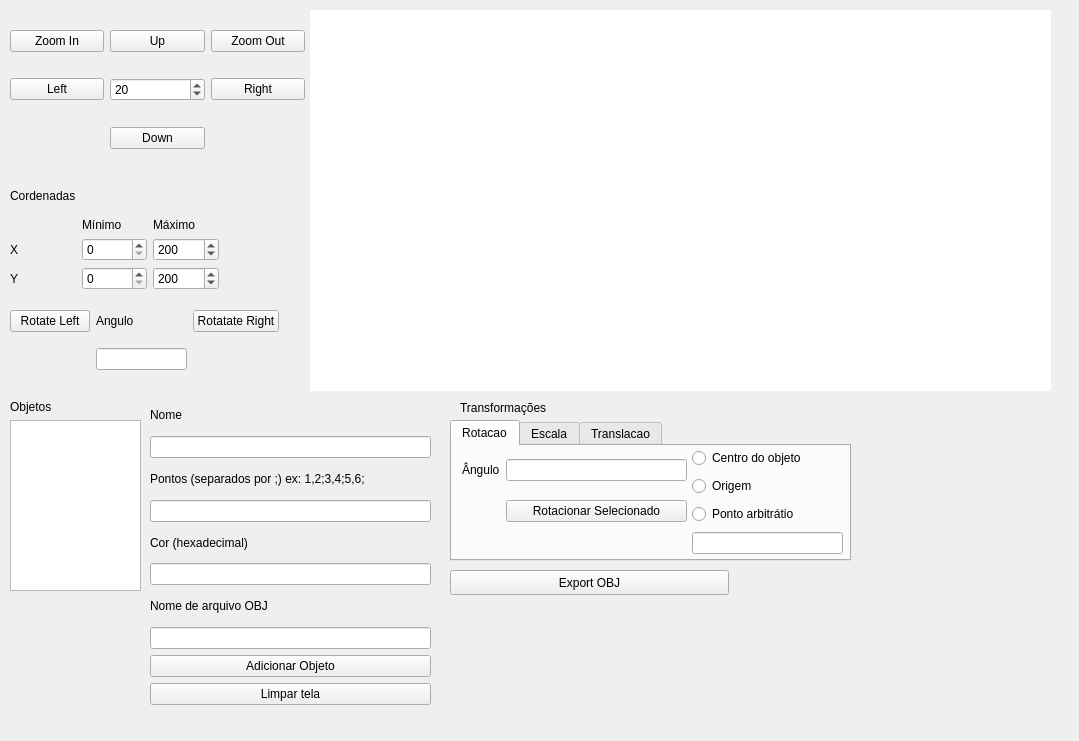
Qt form src/template.ui (Baldessar/INE5420) before a commit.
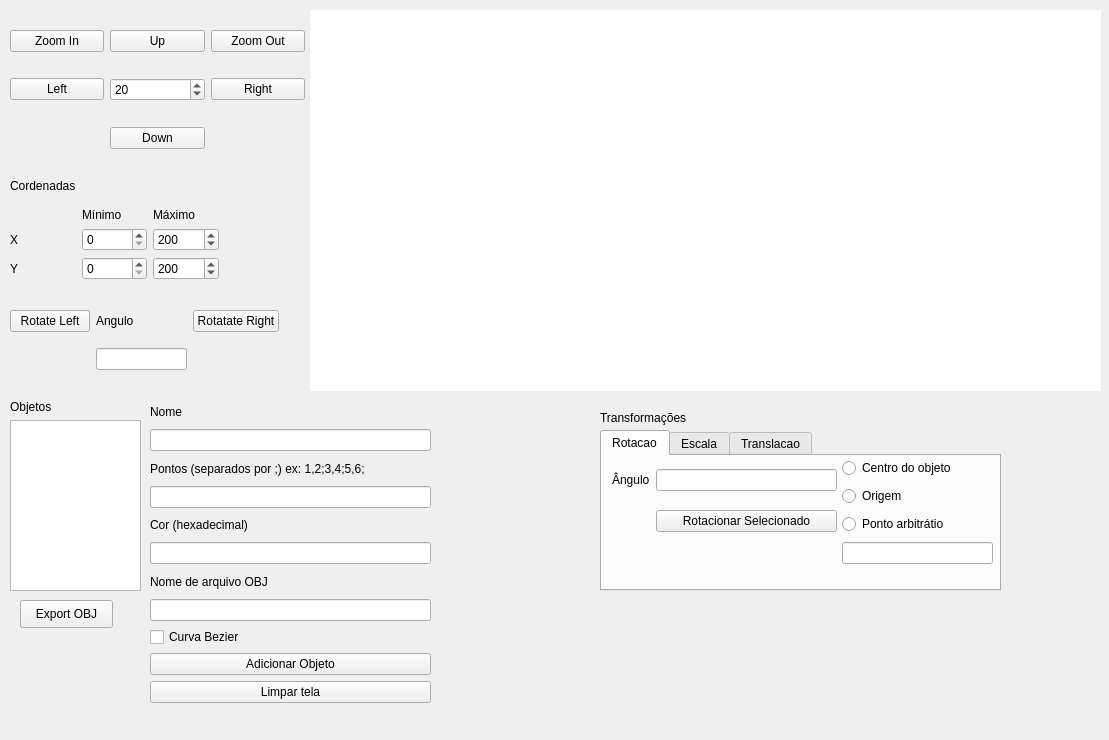
The same form after that commit. The open tabs and pages were chosen to show the change.

Commit message: Add curves to the drawing

What changed in the file:
```diff
--- a/src/template.ui
+++ b/src/template.ui
@@ -6,8 +6,8 @@
    <rect>
     <x>0</x>
     <y>0</y>
-    <width>1079</width>
-    <height>741</height>
+    <width>1109</width>
+    <height>740</height>
    </rect>
   </property>
   <property name="windowTitle">
@@ -82,7 +82,7 @@
     <rect>
      <x>310</x>
      <y>10</y>
-     <width>741</width>
+     <width>791</width>
      <height>381</height>
     </rect>
    </property>
@@ -536,7 +536,7 @@
    <property name="geometry">
     <rect>
      <x>10</x>
-     <y>180</y>
+     <y>170</y>
      <width>209</width>
      <height>110</height>
     </rect>
@@ -648,7 +648,7 @@
      <x>150</x>
      <y>400</y>
      <width>281</width>
-     <height>305</height>
+     <height>303</height>
     </rect>
    </property>
    <layout class="QVBoxLayout" name="verticalLayout_3">
@@ -692,6 +692,13 @@
     <item>
      <widget class="QLineEdit" name="shapeOBJInput"/>
     </item>
+    <item>
+     <widget class="QCheckBox" name="checkBoxBezier">
+      <property name="text">
+       <string>Curva Bezier</string>
+      </property>
+     </widget>
+    </item>
     <item>
      <widget class="QPushButton" name="buttonAddShape">
       <property name="text">
@@ -711,10 +718,10 @@
   <widget class="QTabWidget" name="tabWidget">
    <property name="geometry">
     <rect>
-     <x>450</x>
-     <y>420</y>
+     <x>600</x>
+     <y>430</y>
      <width>401</width>
-     <height>141</height>
+     <height>161</height>
     </rect>
    </property>
    <property name="currentIndex">
@@ -882,8 +889,8 @@
   <widget class="QLabel" name="label_17">
    <property name="geometry">
     <rect>
-     <x>460</x>
-     <y>400</y>
+     <x>600</x>
+     <y>410</y>
      <width>101</width>
      <height>16</height>
     </rect>
@@ -931,10 +938,10 @@
   <widget class="QPushButton" name="exportOBJButton">
    <property name="geometry">
     <rect>
-     <x>450</x>
-     <y>570</y>
-     <width>279</width>
-     <height>25</height>
+     <x>20</x>
+     <y>600</y>
+     <width>93</width>
+     <height>28</height>
     </rect>
    </property>
    <property name="text">
```
Left out of the diff: 2 changed lines with no effect on the pictures. The commit also changes 2 other files.
